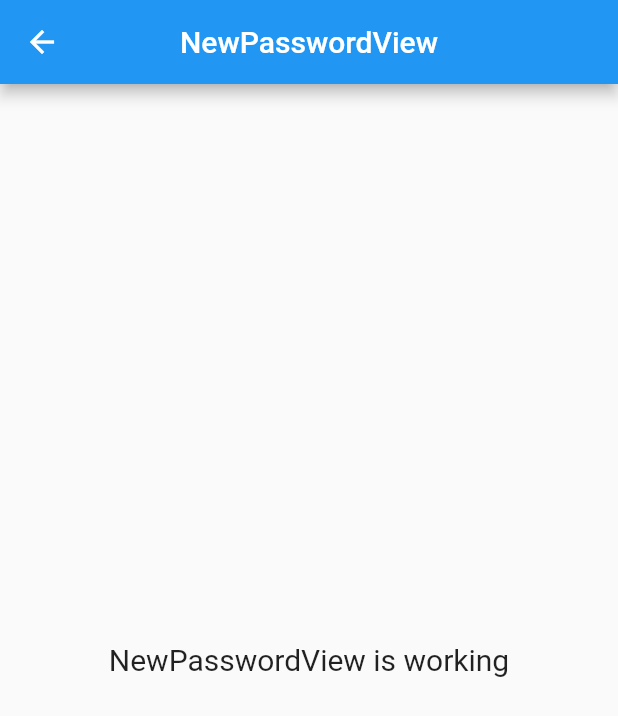
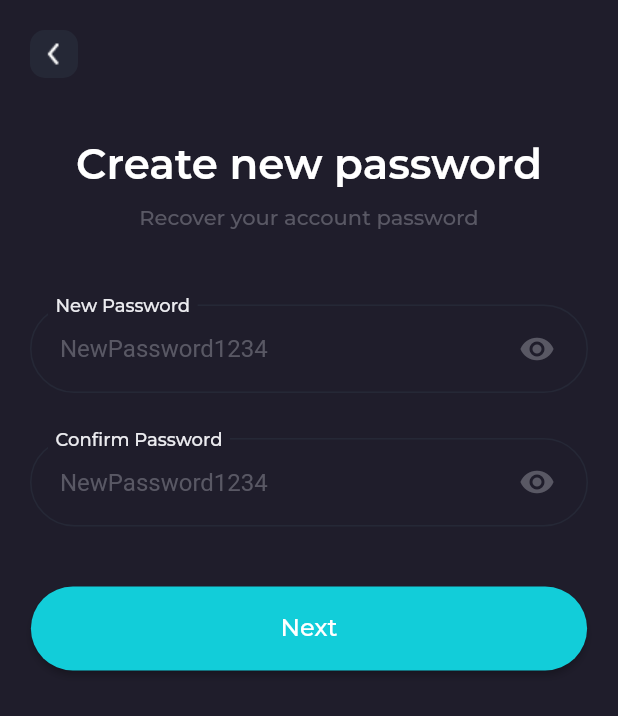
Before and after one commit to itsmerafial141/cinemax, a Flutter app: the NewPasswordView screen opened by its route, on a phone screen of 412 x 824 dp. Shown: the top 716 px of the screen. Run offline on Flutter 3.47's test engine with Material 2 defaults, Android fonts, the phone set to English and light mode, and no system bars; our stand-ins replace dotted_border, email_validator, get, smooth_page_indicator; missing offline and left inert: splash_screen_view.

Commit message:
finishing new password page

```diff
--- a/lib/app/modules/login/widgets/log_custom_passfield_widget.dart
+++ b/lib/app/modules/login/widgets/log_custom_passfield_widget.dart
@@ -34,7 +34,7 @@ class LOGCustomPassFieldWidget extends GetView<LoginController> {
               cursorColor: MyColors.white,
               textAlignVertical: TextAlignVertical.center,
               style: TextStyle(color: MyColors.grey),
-              obscureText: controller.visiblePassword.isTrue ? true : false,
+              obscureText: controller.visiblePassword.isTrue ? false : true,
               enableSuggestions: false,
               autocorrect: false,
               decoration: InputDecoration(
--- a/lib/app/modules/new_password/controllers/new_password_controller.dart
+++ b/lib/app/modules/new_password/controllers/new_password_controller.dart
@@ -1,20 +1,61 @@
+import 'package:cinemax/app/routes/app_pages.dart';
+import 'package:flutter/material.dart';
 import 'package:get/get.dart';
 
 class NewPasswordController extends GetxController {
-  //TODO: Implement NewPasswordController
+  var passwordError = false.obs;
 
-  final count = 0.obs;
+  var visibleNewPassword = false.obs;
+  var visibleConfirmPassword = false.obs;
+  var fieldNewPasswordNode = false.obs;
+  var fieldConfirmPasswordNode = false.obs;
+  var focusNewPasswordNode = FocusNode();
+  var focusConfirmPasswordNode = FocusNode();
+
+  late TextEditingController newPasswordController;
+  late TextEditingController confirmPasswordController;
+
+  bool bothPasswordIsSame() {
+    return newPasswordController.text == confirmPasswordController.text;
+  }
+
+  void onNewFocusChanged() {
+    fieldNewPasswordNode.toggle();
+  }
+
+  void onConfirmFocusChanged() {
+    fieldConfirmPasswordNode.toggle();
+  }
+
+  void resetingPassword() {
+    if (bothPasswordIsSame()) {
+      Get.offAllNamed(AppPages.INITIAL_LG);
+      passwordError.value = false;
+    } else {
+      passwordError.value = true;
+    }
+  }
+
   @override
   void onInit() {
     super.onInit();
+    newPasswordController = TextEditingController();
+    confirmPasswordController = TextEditingController();
+
+    focusNewPasswordNode.addListener(onNewFocusChanged);
+    focusConfirmPasswordNode.addListener(onConfirmFocusChanged);
   }
 
   @override
-  void onReady() {
-    super.onReady();
+  void dispose() {
+    super.dispose();
+    newPasswordController.dispose();
+    confirmPasswordController.dispose();
+    passwordError.value = false;
+
+    focusNewPasswordNode.removeListener(onNewFocusChanged);
+    focusNewPasswordNode.dispose();
+    focusConfirmPasswordNode.removeListener(onConfirmFocusChanged);
+    focusConfirmPasswordNode.dispose();
   }
-
-  @override
-  void onClose() {}
-  void increment() => count.value++;
 }
--- a/lib/app/modules/new_password/views/new_password_view.dart
+++ b/lib/app/modules/new_password/views/new_password_view.dart
@@ -1,21 +1,147 @@
+import 'package:cinemax/app/modules/new_password/widgets/nps_custom_textfield_widget.dart';
+import 'package:cinemax/app/values/colors.dart';
 import 'package:flutter/material.dart';
 
 import 'package:get/get.dart';
 
+import '../../../values/icons.dart';
+import '../../../values/styles.dart';
 import '../controllers/new_password_controller.dart';
 
 class NewPasswordView extends GetView<NewPasswordController> {
   @override
   Widget build(BuildContext context) {
     return Scaffold(
-      appBar: AppBar(
-        title: Text('NewPasswordView'),
-        centerTitle: true,
-      ),
-      body: Center(
-        child: Text(
-          'NewPasswordView is working',
-          style: TextStyle(fontSize: 20),
+      backgroundColor: MyColors.dark,
+      body: SafeArea(
+        child: SingleChildScrollView(
+          child: Column(
+            children: [
+              Container(
+                margin: const EdgeInsets.all(20),
+                alignment: Alignment.centerLeft,
+                child: Tooltip(
+                  message: "Back",
+                  child: InkWell(
+                    onTap: () {
+                      Get.back();
+                    },
+                    borderRadius: BorderRadius.circular(10),
+                    child: Container(
+                      height: 32,
+                      width: 32,
+                      decoration: BoxDecoration(
+                        borderRadius: BorderRadius.circular(10),
+                        color: MyColors.soft,
+                      ),
+                      child: Image(
+                        height: 20,
+                        width: 20,
+                        image: AssetImage(
+                          MyIcons.arrow_back,
+                        ),
+                      ),
+                    ),
+                  ),
+                ),
+              ),
+              SizedBox(
+                height: 20,
+              ),
+              Text(
+                "Create new password",
+                textAlign: TextAlign.center,
+                style: TextStyle(
+                  fontFamily: MyStyles.SemiBold,
+                  fontSize: MyStyles.H1,
+                  color: MyColors.white,
+                ),
+              ),
+              SizedBox(
+                height: 10,
+              ),
+              Text(
+                "Recover your account password",
+                textAlign: TextAlign.center,
+                style: TextStyle(
+                  fontFamily: MyStyles.Medium,
+                  fontSize: MyStyles.H5,
+                  color: MyColors.grey50,
+                ),
+              ),
+              SizedBox(
+                height: 40,
+              ),
+              Container(
+                width: Get.width,
+                margin: EdgeInsets.symmetric(horizontal: 20),
+                child: Obx(() => NPSCustomPassTextFieldWidget(
+                      label: "New Password",
+                      hintText: "NewPassword1234",
+                      textController: controller.newPasswordController,
+                      fieldNode: controller.fieldNewPasswordNode.isTrue,
+                      visible: controller.visibleNewPassword.isTrue,
+                      focusNode: controller.focusNewPasswordNode,
+                      error: controller.passwordError.isTrue,
+                      onSuffixTap: () {
+                        controller.visibleNewPassword.toggle();
+                      },
+                    )),
+              ),
+              SizedBox(
+                height: 20,
+              ),
+              Container(
+                width: Get.width,
+                margin: EdgeInsets.symmetric(horizontal: 20),
+                child: Obx(() => NPSCustomPassTextFieldWidget(
+                      label: "Confirm Password",
+                      hintText: "NewPassword1234",
+                      textController: controller.confirmPasswordController,
+                      fieldNode: controller.fieldConfirmPasswordNode.isTrue,
+                      visible: controller.visibleConfirmPassword.isTrue,
+                      focusNode: controller.focusConfirmPasswordNode,
+                      error: controller.passwordError.isTrue,
+                      onSuffixTap: () {
+                        controller.visibleConfirmPassword.toggle();
+                      },
+                    )),
+              ),
+              SizedBox(
+                height: 40,
+              ),
+              Tooltip(
+                message: "Submit",
+                child: ElevatedButton(
+                  onPressed: () {
+                    controller.resetingPassword();
+                  },
+                  style: ButtonStyle(
+                    backgroundColor: MaterialStateProperty.all<Color>(
+                      MyColors.blueAccent,
+                    ),
+                    shape: MaterialStateProperty.all<OutlinedBorder>(
+                      RoundedRectangleBorder(
+                        borderRadius: BorderRadius.circular(Get.width),
+                      ),
+                    ),
+                    fixedSize: MaterialStateProperty.all<Size>(
+                      Size(Get.width * 0.9, 56),
+                    ),
+                  ),
+                  child: Text(
+                    "Next",
+                    textAlign: TextAlign.center,
+                    style: TextStyle(
+                      fontFamily: MyStyles.Medium,
+                      fontSize: MyStyles.H4,
+                      color: MyColors.white,
+                    ),
+                  ),
+                ),
+              ),
+            ],
+          ),
         ),
       ),
     );
--- /dev/null
+++ b/lib/app/modules/new_password/widgets/nps_custom_textfield_widget.dart
@@ -0,0 +1,132 @@
+import 'package:cinemax/app/modules/new_password/controllers/new_password_controller.dart';
+import 'package:flutter/material.dart';
+import 'package:get/get.dart';
+
+import '../../../values/colors.dart';
+import '../../../values/styles.dart';
+
+class NPSCustomPassTextFieldWidget extends GetView<NewPasswordController> {
+  const NPSCustomPassTextFieldWidget({
+    Key? key,
+    required this.label,
+    required this.hintText,
+    required this.textController,
+    required this.focusNode,
+    required this.onSuffixTap,
+    required this.visible,
+    required this.fieldNode,
+    required this.error,
+  }) : super(key: key);
+
+  final String label;
+  final String hintText;
+  final TextEditingController textController;
+  final FocusNode focusNode;
+  final Function() onSuffixTap;
+  final bool visible;
+  final bool fieldNode;
+  final bool error;
+
+  @override
+  Widget build(BuildContext context) {
+    return Stack(
+      children: [
+        Container(
+          margin: EdgeInsets.only(
+            top: 10,
+          ),
+          child:
+              // Obx(
+              //   () =>
+              TextField(
+            focusNode: focusNode,
+            controller: textController,
+            cursorColor:
+                // controller.passwordError.isTrue
+                error ? MyColors.red : MyColors.white,
+            textAlignVertical: TextAlignVertical.center,
+            style: TextStyle(color: MyColors.grey),
+            obscureText: visible ? false : true,
+            enableSuggestions: false,
+            autocorrect: false,
+            decoration: InputDecoration(
+              errorBorder: OutlineInputBorder(
+                borderRadius: BorderRadius.circular(Get.width),
+                borderSide: BorderSide(width: 1, color: MyColors.red),
+              ),
+              focusedErrorBorder: OutlineInputBorder(
+                borderRadius: BorderRadius.circular(Get.width),
+                borderSide: BorderSide(width: 1, color: MyColors.red),
+              ),
+              errorText:
+                  // controller.passwordError.isTrue
+                  error ? "* Password isn't same" : null,
+              errorStyle: TextStyle(
+                fontFamily: MyStyles.Medium,
+              ),
+              contentPadding: EdgeInsets.symmetric(
+                horizontal: 20,
+                vertical: 20,
+              ),
+              suffixIconColor: MyColors.grey,
+              suffixIcon: Padding(
+                padding: EdgeInsetsDirectional.only(
+                  end: 20,
+                  top: 10,
+                  bottom: 10,
+                ),
+                child: InkWell(
+                  onTap: onSuffixTap,
+                  borderRadius: BorderRadius.circular(Get.width),
+                  child: Icon(
+                    // controller.visiblePassword.isTrue
+                    visible
+                        ? Icons.remove_red_eye_outlined
+                        : Icons.remove_red_eye,
+                    color:
+                        // controller.fieldNode.isTrue
+                        fieldNode ? MyColors.grey : MyColors.grey50,
+                  ),
+                ),
+              ),
+              hintText: hintText,
+              hintStyle: TextStyle(color: MyColors.grey50),
+              focusedBorder: OutlineInputBorder(
+                borderSide: BorderSide(
+                  width: 1,
+                  color: MyColors.grey,
+                ),
+                borderRadius: BorderRadius.circular(Get.width),
+              ),
+              enabledBorder: OutlineInputBorder(
+                borderSide: BorderSide(
+                  width: 1,
+                  color: MyColors.soft,
+                ),
+                borderRadius: BorderRadius.circular(Get.width),
+              ),
+            ),
+          ),
+        ),
+        // ),
+        Positioned(
+          left: 12,
+          top: 3,
+          child: Container(
+            padding: EdgeInsets.symmetric(horizontal: 5),
+            color: MyColors.dark,
+            child: Text(
+              label,
+              textAlign: TextAlign.center,
+              style: TextStyle(
+                fontFamily: MyStyles.Medium,
+                fontSize: MyStyles.H6,
+                color: MyColors.whiteGrey,
+              ),
+            ),
+          ),
+        ),
+      ],
+    );
+  }
+}
--- a/lib/app/modules/signup/controllers/signup_controller.dart
+++ b/lib/app/modules/signup/controllers/signup_controller.dart
@@ -12,8 +12,9 @@ class SignupController extends GetxController
 
   var visiblePassword = false.obs;
   var fieldNode = false.obs;
+  var focusNode = FocusNode();
+
   var agreePolice = false.obs;
-  var focusNode = FocusNode();
 
   bool emailIsValidate(String text) {
     return EmailValidator.validate(text);
--- a/lib/app/modules/signup/widgets/sgn_custom_passfield_widget.dart
+++ b/lib/app/modules/signup/widgets/sgn_custom_passfield_widget.dart
@@ -34,7 +34,7 @@ class SGNCustomPassFieldWidget extends GetView<SignupController> {
               cursorColor: MyColors.white,
               textAlignVertical: TextAlignVertical.center,
               style: TextStyle(color: MyColors.grey),
-              obscureText: controller.visiblePassword.isTrue ? true : false,
+              obscureText: controller.visiblePassword.value ? false : true,
               enableSuggestions: false,
               autocorrect: false,
               decoration: InputDecoration(
--- a/lib/app/modules/verification/controllers/verification_controller.dart
+++ b/lib/app/modules/verification/controllers/verification_controller.dart
@@ -30,7 +30,7 @@ class VerificationController extends GetxController {
     ];
     print(codeIsEmpty());
     if (!codeIsEmpty()) {
-      Get.toNamed(AppPages.INITIAL_HM);
+      Get.toNamed(AppPages.INITIAL_NP);
       print("Verify");
     } else {
       print("Code is empty");
--- a/lib/app/routes/app_pages.dart
+++ b/lib/app/routes/app_pages.dart
@@ -37,6 +37,7 @@ class AppPages {
   static const INITIAL_SU = Routes.SIGNUP;
   static const INITIAL_RP = Routes.RESET_PASSWORD;
   static const INITIAL_VR = Routes.VERIFICATION;
+  static const INITIAL_NP = Routes.NEW_PASSWORD;
 
   static final routes = [
     GetPage(
```
